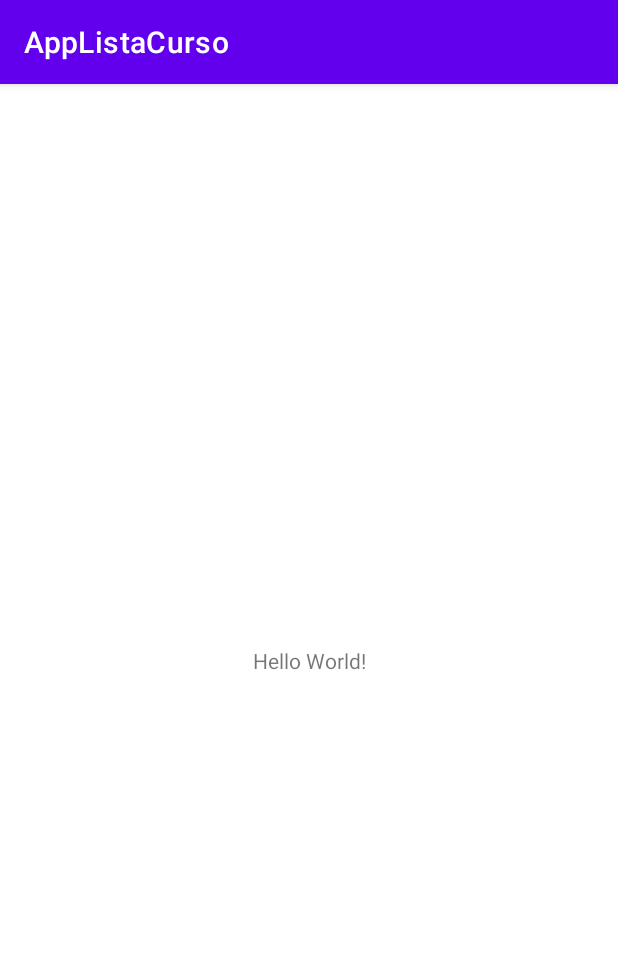
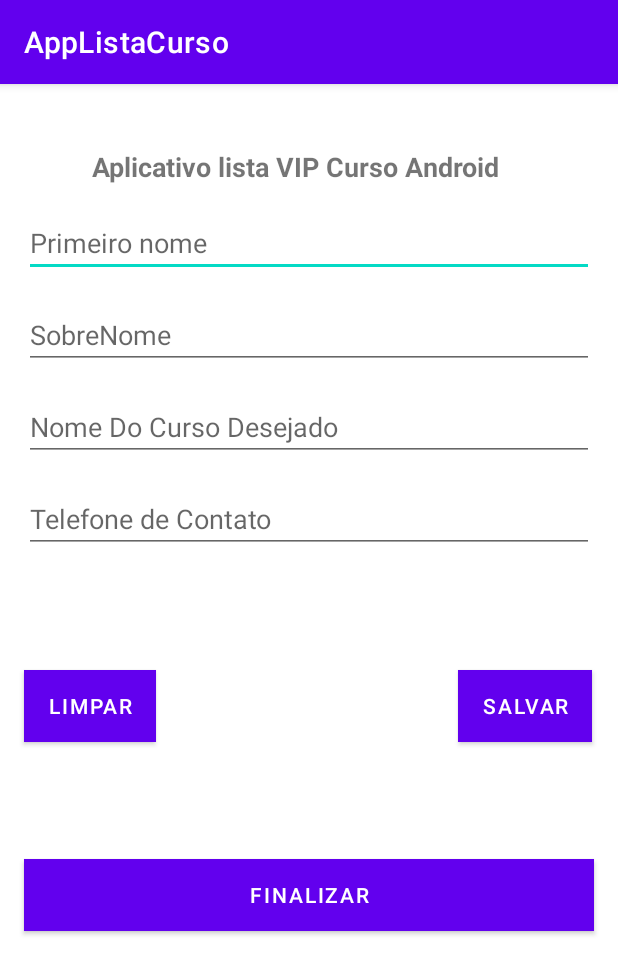
Before and after one commit to Evandro34/Projetos, an Android app: the screen it shows after launch (MainActivity), on a phone screen of 412 x 824 dp. Shown: the top 974 px of the screen. Run offline under Robolectric (Android 15) with nearby library versions, the phone set to English and light mode, and no system bars.

Commit message:
Criando a primeira tela

```diff
--- a/AppListaCurso/app/src/main/res/layout/activity_main.xml
+++ b/AppListaCurso/app/src/main/res/layout/activity_main.xml
@@ -5,14 +5,103 @@
     android:layout_width="match_parent"
     android:layout_height="match_parent"
     tools:context=".MainActivity">
+    <EditText
+        android:id="@+id/editTextTextPersonName"
+        android:layout_width="match_parent"
+        android:layout_height="wrap_content"
+        android:layout_margin="16dp"
+        android:ems="10"
+        android:hint="Primeiro nome"
+        android:inputType="textPersonName"
+        app:layout_constraintEnd_toEndOf="parent"
+        app:layout_constraintStart_toStartOf="parent"
+        app:layout_constraintTop_toBottomOf="@+id/textView" />
+
+    <EditText
+        android:id="@+id/editTextTextPersonName4"
+        android:layout_width="match_parent"
+        android:layout_height="wrap_content"
+        android:layout_margin="16dp"
+        android:ems="10"
+        android:inputType="textPersonName"
+        android:hint="Nome Do Curso Desejado"
+        app:layout_constraintEnd_toEndOf="parent"
+        app:layout_constraintStart_toStartOf="parent"
+        app:layout_constraintTop_toBottomOf="@+id/editTextTextPersonName2" />
+
+    <EditText
+        android:id="@+id/editTextTextPersonName3"
+        android:layout_width="match_parent"
+        android:layout_height="wrap_content"
+        android:layout_margin="16dp"
+        android:ems="10"
+        android:inputType="textPersonName"
+        android:hint ="Telefone de Contato"
+        app:layout_constraintStart_toStartOf="parent"
+        app:layout_constraintTop_toBottomOf="@+id/editTextTextPersonName4" />
+
+    <EditText
+        android:id="@+id/editTextTextPersonName2"
+        android:layout_width="match_parent"
+        android:layout_height="wrap_content"
+        android:layout_margin="16dp"
+        android:ems="10"
+        android:inputType="textPersonName"
+        android:hint ="SobreNome"
+        app:layout_constraintEnd_toEndOf="parent"
+        app:layout_constraintStart_toStartOf="parent"
+        app:layout_constraintTop_toBottomOf="@+id/editTextTextPersonName" />
 
     <TextView
+        android:id="@+id/textView"
         android:layout_width="wrap_content"
         android:layout_height="wrap_content"
-        android:text="Hello World!"
+        android:text="Aplicativo lista VIP Curso Android"
+        android:textStyle="bold"
+        android:textSize="18sp"
+        app:layout_constraintBottom_toBottomOf="parent"
+        app:layout_constraintEnd_toEndOf="parent"
+        app:layout_constraintHorizontal_bias="0.437"
+        app:layout_constraintStart_toStartOf="parent"
+        app:layout_constraintTop_toTopOf="parent"
+        app:layout_constraintVertical_bias="0.057" />
+
+
+
+    <Button
+        android:id="@+id/button"
+        android:layout_width="wrap_content"
+        android:layout_height="wrap_content"
+        android:layout_marginStart="16dp"
+        android:text="Limpar"
+        android:background="@color/colorButton"
+        app:layout_constraintBottom_toTopOf="@+id/button3"
+        app:layout_constraintStart_toStartOf="parent"
+        app:layout_constraintTop_toBottomOf="@+id/editTextTextPersonName3" />
+
+    <Button
+        android:id="@+id/button2"
+        android:layout_width="wrap_content"
+        android:layout_height="wrap_content"
+        android:text="Salvar"
+        android:background="@color/colorButton"
+        app:layout_constraintBottom_toTopOf="@+id/button3"
+        app:layout_constraintEnd_toEndOf="parent"
+        app:layout_constraintHorizontal_bias="0.922"
+        app:layout_constraintStart_toEndOf="@+id/button"
+        app:layout_constraintTop_toBottomOf="@+id/editTextTextPersonName3" />
+
+    <Button
+        android:id="@+id/button3"
+        android:layout_width="match_parent"
+        android:layout_height="wrap_content"
+        android:layout_margin="16dp"
+        android:layout_marginBottom="260dp"
+        android:text="Finalizar"
+        android:background="@color/colorButton"
         app:layout_constraintBottom_toBottomOf="parent"
         app:layout_constraintEnd_toEndOf="parent"
         app:layout_constraintStart_toStartOf="parent"
-        app:layout_constraintTop_toTopOf="parent" />
+        app:layout_constraintTop_toBottomOf="@+id/editTextTextPersonName3" />
 
 </androidx.constraintlayout.widget.ConstraintLayout>
--- a/AppListaCurso/app/src/main/res/values/colors.xml
+++ b/AppListaCurso/app/src/main/res/values/colors.xml
@@ -7,4 +7,6 @@
     <color name="teal_700">#FF018786</color>
     <color name="black">#FF000000</color>
     <color name="white">#FFFFFFFF</color>
+    <color name="colorButton">#4F7A9C</color>
+
 </resources>
```
